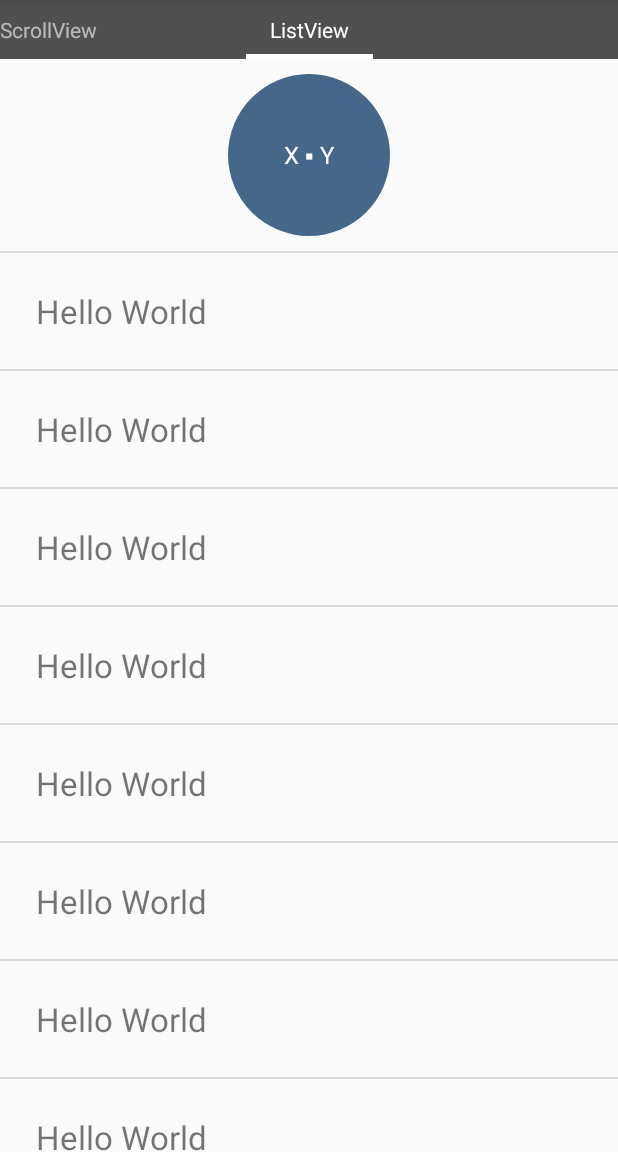
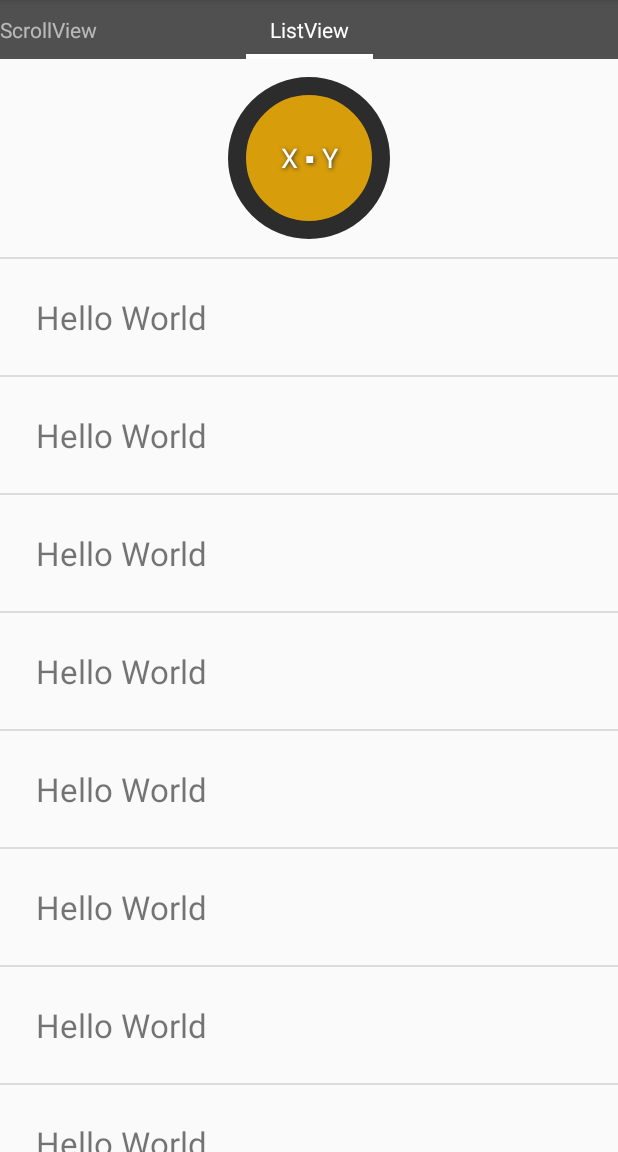
Before and after one commit to siczmj/overscrolls, an Android app: the screen it shows after launch (MainActivity), after a tap on "ListView", on a phone screen of 412 x 824 dp, the part 84-1236 px from its top. Run offline under Robolectric (Android 15) with nearby library versions, the phone set to English and light mode, and no system bars.

Commit message:
upgrade example project

```diff
--- a/overscrolls-example/src/main/res/drawable/shape_circle.xml
+++ b/overscrolls-example/src/main/res/drawable/shape_circle.xml
@@ -2,6 +2,7 @@
 <shape xmlns:android="http://schemas.android.com/apk/res/android"
     android:shape="oval">
 
-    <solid android:color="#456789" />
+    <solid android:color="#d79d0a" />
+    <stroke android:color="#2c2c2c" android:width="12dp" />
 
 </shape>
--- a/overscrolls-example/src/main/res/layout/listheader_listview.xml
+++ b/overscrolls-example/src/main/res/layout/listheader_listview.xml
@@ -3,20 +3,25 @@
     xmlns:android="http://schemas.android.com/apk/res/android"
     android:layout_width="match_parent"
     android:layout_height="match_parent"
+    android:clipToPadding="false"
     android:orientation="vertical"
-    android:padding="10dp">
+    android:padding="12dp">
 
     <TextView
         android:id="@+id/indicator"
         android:layout_width="108dp"
         android:layout_height="108dp"
+        android:layout_gravity="center"
+        android:background="@drawable/shape_circle"
+        android:gravity="center"
         android:minHeight="60dp"
-        android:layout_gravity="center"
-        android:gravity="center"
         android:text="X ▪ Y"
         android:textColor="#FFF"
-        android:textSize="16sp"
-        android:background="@drawable/shape_circle"
+        android:textSize="18sp"
+        android:shadowColor="#333"
+        android:shadowDx="1.0"
+        android:shadowDy="1.0"
+        android:shadowRadius="3"
         />
 
 </LinearLayout>
```
Also changed, not shown: overscrolls-example/src/main/java/com/nirigo/mobile/overscrolls/examples/ListViewExampleFragment.java (+9 -1 lines).
